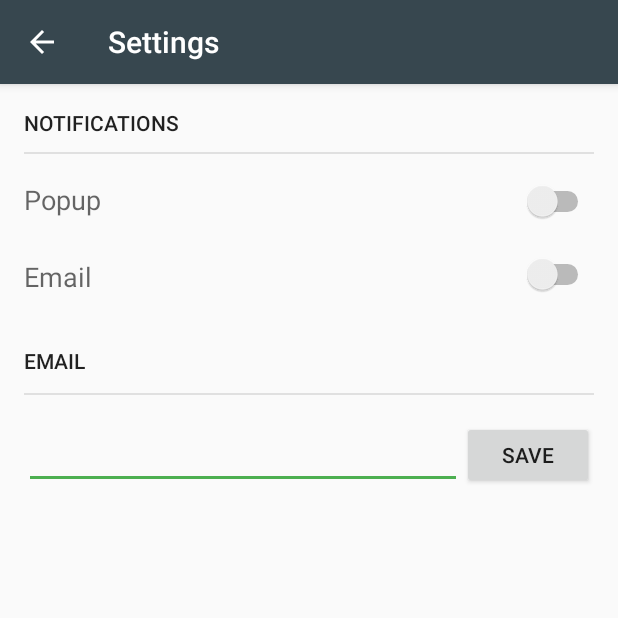
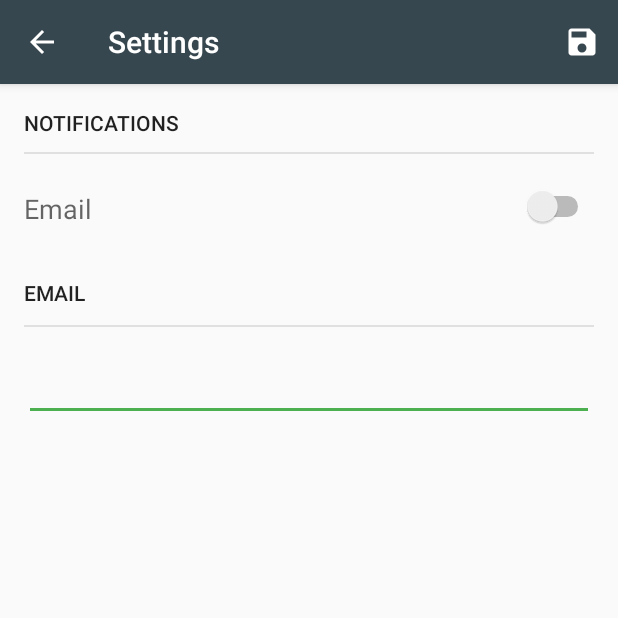
Before and after one commit to fusaimoe/embedded-systems, an Android app: the SettingsActivity screen opened directly, with no data from a screen before it, on a phone screen of 412 x 824 dp, the top half of it. Run offline under Robolectric (Android 15) with nearby library versions, the phone set to English and light mode, and no system bars.

Commit message:
Fixed Save Button

```diff
--- a/consegna-3/smart_car_android/app/src/main/java/com/fusaimoe/smart_car/C.java
+++ b/consegna-3/smart_car_android/app/src/main/java/com/fusaimoe/smart_car/C.java
@@ -17,6 +17,8 @@ public class C {
     static final String CAR_MOVING = "moving";
     static final String CAR_NOT_MOVING = "notMoving";
 
+    static final String NOT_RISK_CONDITION = "notRisk";
+    static final String ARDUINO_CONTACT = "contact";
     static final String DISTANCE_PREFIX = "Distance:";
 
     static final int SERVO_MAXIMUM_VALUE = 180;
--- a/consegna-3/smart_car_android/app/src/main/java/com/fusaimoe/smart_car/MainActivity.java
+++ b/consegna-3/smart_car_android/app/src/main/java/com/fusaimoe/smart_car/MainActivity.java
@@ -59,6 +59,7 @@ public class MainActivity extends AppCompatActivity {
 
     // Defualt email for testing purposes
     private String receiverEmail = "giulia.cecchetti96@gmail.com";
+    private boolean notifications;
 
     private LocationManager lm;
     private LocationListener locListener;
@@ -326,6 +327,7 @@ public class MainActivity extends AppCompatActivity {
             }
         }
 
+        if(notifications) {
             // Sending the email notification
             new SendMailTask(MainActivity.this).execute(
                     R.string.emailSenderAddress,
@@ -334,6 +336,7 @@ public class MainActivity extends AppCompatActivity {
                     R.string.emailObject,
                     R.string.emailMessage
             );
+        }
 
     }
 
@@ -447,6 +450,10 @@ public class MainActivity extends AppCompatActivity {
                         }
                         break;
 
+                    case C.NOT_RISK_CONDITION:
+                        context.get().hideDistanceLabel();
+                        break;
+
                     default:
                         if(message.contains(C.DISTANCE_PREFIX)) {
                             context.get().setDistanceLabel(message);
@@ -459,6 +466,21 @@ public class MainActivity extends AppCompatActivity {
                 //TODO
             }
         }
+    }
+
+    /**
+     * Show and set distance label in case of danger
+     */
+    public void setDistanceLabel(String distance){
+        distanceLabel.setVisibility(View.VISIBLE);
+        distanceLabel.setText(distance);
+    }
+
+    /**
+     * Hide Distance Label in safety conditions
+     */
+    public void hideDistanceLabel(){
+        distanceLabel.setVisibility(View.INVISIBLE);
     }
 
     /**
--- a/consegna-3/smart_car_android/app/src/main/java/com/fusaimoe/smart_car/SettingsActivity.java
+++ b/consegna-3/smart_car_android/app/src/main/java/com/fusaimoe/smart_car/SettingsActivity.java
@@ -4,10 +4,12 @@ import android.content.Intent;
 import android.content.pm.ActivityInfo;
 import android.os.Bundle;
 import android.support.v7.app.AppCompatActivity;
+import android.view.Menu;
 import android.view.MenuItem;
 import android.view.View;
 import android.widget.Button;
 import android.widget.EditText;
+import android.widget.Switch;
 
 /**
  * Created by Giulia on 14/12/2016.
@@ -16,8 +18,9 @@ import android.widget.EditText;
 public class SettingsActivity extends AppCompatActivity {
 
     private EditText email;
-    private Button save;
     private String receiverEmail;
+    private Switch notificationSwitch;
+    private boolean notifications;
 
     @Override
     protected void onCreate(Bundle savedInstanceState) {
@@ -33,18 +36,20 @@ public class SettingsActivity extends AppCompatActivity {
         setContentView(R.layout.activity_settings);
 
         email = (EditText)findViewById(R.id.emailTextBox);
-        save = (Button)findViewById(R.id.save);
-
-        // Change the email
-        save.setOnClickListener(new View.OnClickListener() {
-            @Override
-            public void onClick(View view) {
-                receiverEmail = email.getText().toString();
-            }
-        });
-
+        notificationSwitch = (Switch)findViewById(R.id.emailSwitch);
         email.setText(receiverEmail);
 
+    }
+
+    /**
+     * Add settings and maps action buttons to the top bar
+     * @return
+     */
+    @Override
+    public boolean onCreateOptionsMenu(Menu menu) {
+        // Inflate the menu. This adds items to the action bar if it is present.
+        getMenuInflater().inflate(R.menu.menu_settings, menu);
+        return true;
     }
 
     /**
@@ -64,6 +69,9 @@ public class SettingsActivity extends AppCompatActivity {
 
                 this.startActivity(mainActivityIntent);
                 return true;
+            case R.id.save:
+                receiverEmail = email.getText().toString();
+                return true;
             default:
                 return super.onOptionsItemSelected(item);
         }
--- /dev/null
+++ b/consegna-3/smart_car_android/app/src/main/res/drawable/ic_save_black_24dp.xml
@@ -0,0 +1,9 @@
+<vector xmlns:android="http://schemas.android.com/apk/res/android"
+        android:width="24dp"
+        android:height="24dp"
+        android:viewportWidth="24.0"
+        android:viewportHeight="24.0">
+    <path
+        android:fillColor="@color/white"
+        android:pathData="M17,3L5,3c-1.11,0 -2,0.9 -2,2v14c0,1.1 0.89,2 2,2h14c1.1,0 2,-0.9 2,-2L21,7l-4,-4zM12,19c-1.66,0 -3,-1.34 -3,-3s1.34,-3 3,-3 3,1.34 3,3 -1.34,3 -3,3zM15,9L5,9L5,5h10v4z"/>
+</vector>
--- a/consegna-3/smart_car_android/app/src/main/res/layout/activity_settings.xml
+++ b/consegna-3/smart_car_android/app/src/main/res/layout/activity_settings.xml
@@ -18,14 +18,6 @@
         android:layout_alignParentStart="true"
         android:layout_marginTop="10dp" />
 
-    <Switch
-        android:layout_width="wrap_content"
-        android:layout_height="wrap_content"
-        android:id="@+id/notificationsSwitch"
-        android:layout_alignBaseline="@+id/notificationLabel"
-        android:layout_alignBottom="@+id/notificationLabel"
-        android:layout_alignParentEnd="true" />
-
     <TextView
         android:text="EMAIL"
         android:layout_width="match_parent"
@@ -35,17 +27,6 @@
         android:layout_marginTop="34dp"
         android:layout_below="@+id/emailSwitch"
         android:layout_alignParentStart="true" />
-
-    <TextView
-        android:text="Popup"
-        android:layout_width="wrap_content"
-        android:layout_height="wrap_content"
-        android:id="@+id/notificationLabel"
-        android:textAppearance="@style/TextAppearance.AppCompat.Display2"
-        android:textSize="18sp"
-        android:layout_below="@+id/line"
-        android:layout_alignParentStart="true"
-        android:layout_marginTop="18dp" />
 
     <View
         android:id="@+id/line2"
@@ -80,14 +61,6 @@
         android:layout_above="@+id/email"
         android:layout_alignParentStart="true" />
 
-    <Switch
-        android:layout_width="wrap_content"
-        android:layout_height="wrap_content"
-        android:id="@+id/emailSwitch"
-        android:layout_marginTop="21dp"
-        android:layout_below="@+id/notificationsSwitch"
-        android:layout_alignParentEnd="true" />
-
     <TextView
         android:text="notifications"
         android:layout_width="wrap_content"
@@ -97,13 +70,12 @@
         android:layout_alignParentTop="true"
         android:layout_alignParentStart="true" />
 
-    <Button
-        android:text="SAVE"
+    <Switch
         android:layout_width="wrap_content"
         android:layout_height="wrap_content"
-        android:id="@+id/save"
-        android:layout_alignTop="@+id/emailTextBox"
-        android:layout_alignParentEnd="true"
-        android:layout_alignBottom="@+id/emailTextBox" />
+        android:id="@+id/emailSwitch"
+        android:layout_marginTop="21dp"
+        android:layout_below="@+id/line"
+        android:layout_alignParentEnd="true" />
 
 </RelativeLayout>
--- /dev/null
+++ b/consegna-3/smart_car_android/app/src/main/res/menu/menu_settings.xml
@@ -0,0 +1,12 @@
+<menu xmlns:android="http://schemas.android.com/apk/res/android"
+    xmlns:app="http://schemas.android.com/apk/res-auto"
+    xmlns:tools="http://schemas.android.com/tools"
+    tools:context="com.example.giulia.smart_car_android.MainActivity">
+    <item
+        android:id="@+id/save"
+        android:icon="@drawable/ic_save_black_24dp"
+        app:showAsAction="always"
+        android:title="Save">
+    </item>
+
+</menu>
```
Lines whose indentation alone changed are shown as unchanged.
